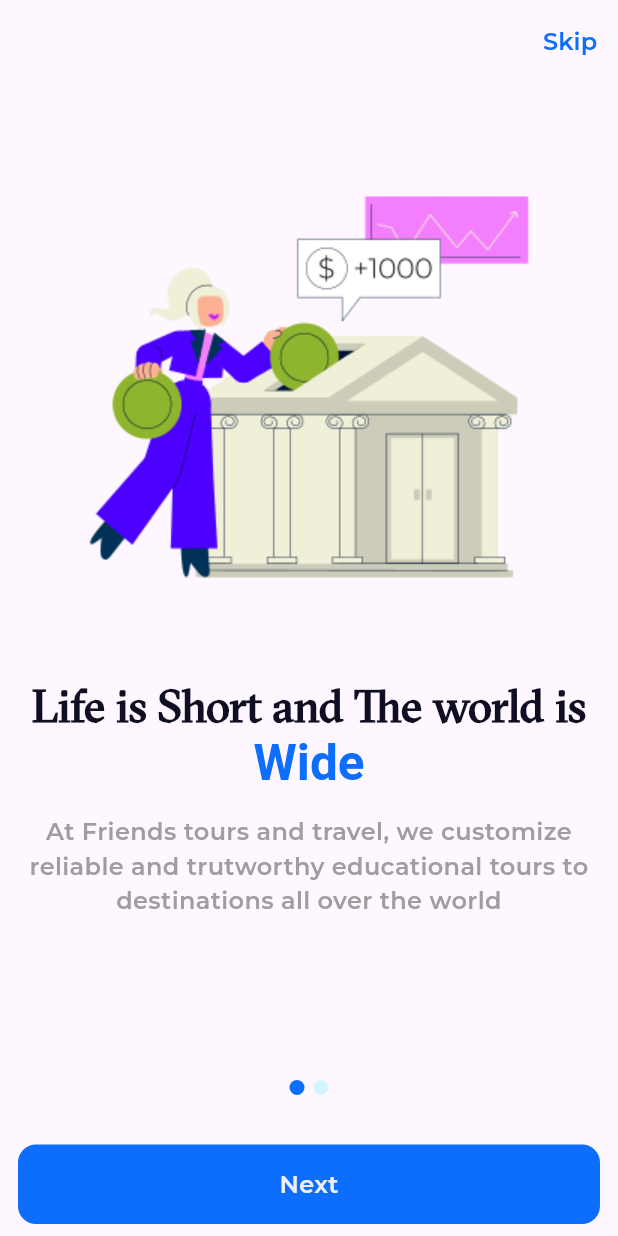
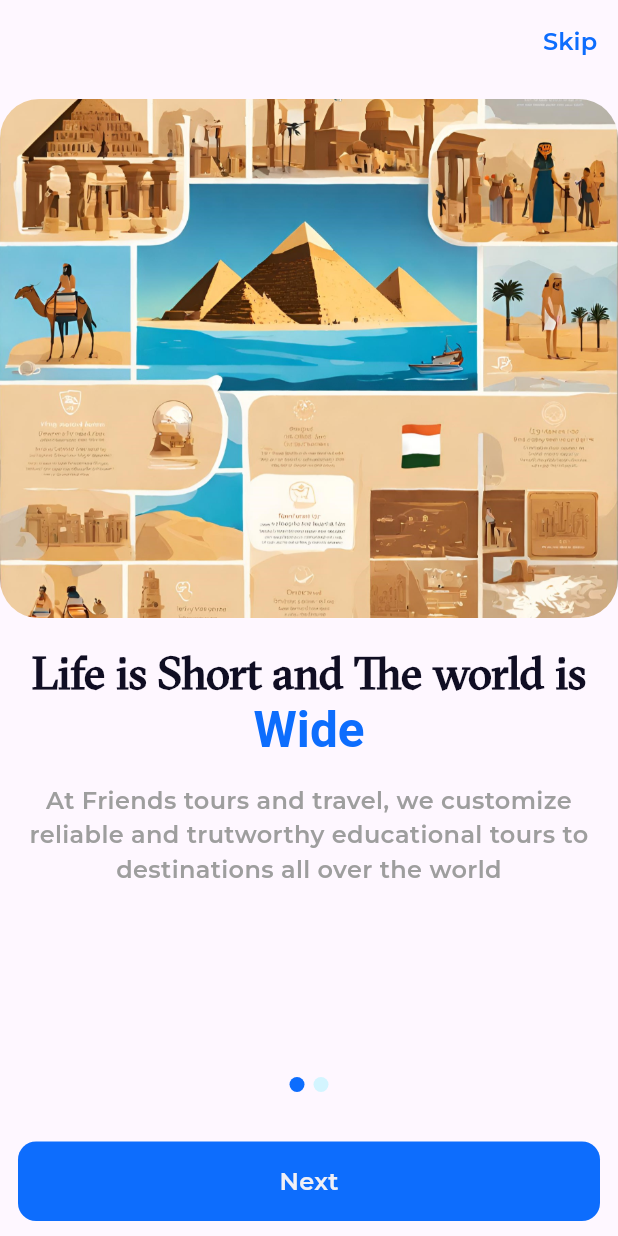
Before and after one commit to Omar-Ashraf-69/egy-explor, a Flutter app: the screen it shows after launch, on a phone screen of 412 x 824 dp. Run offline on Flutter 3.47's test engine with Material 3 defaults, Android fonts, the phone set to English and light mode, and no system bars; drawn by our look-alikes of card_swiper; our stand-ins replace cloud_firestore, dio, firebase_auth, firebase_core, firebase_storage, flutter_bloc and 5 more; accounts and stored records are empty.

Commit message:
Update onboarding images and styles
Add new onboarding images and update styles in onboarding view
widgets for a better user experience. Fix padding and image
display issues.

```diff
--- a/lib/core/utils/assets.dart
+++ b/lib/core/utils/assets.dart
@@ -2,4 +2,6 @@ class AssetsData {
   static const String logo = 'assets/images/logo.svg';
   static const String manPic = 'assets/images/man.png';
   static const String womanPic = 'assets/images/woman.png';
+  static const String onboarding1 = 'assets/images/onboarding1.jpg';
+  static const String onboarding2 = 'assets/images/onboarding2.jpg';
 }
--- a/lib/features/onboarding/presentation/views/widgets/on_boarding_view_body.dart
+++ b/lib/features/onboarding/presentation/views/widgets/on_boarding_view_body.dart
@@ -8,8 +8,7 @@ class OnBoardingViewBody extends StatelessWidget {
   Widget build(BuildContext context) {
     return const Padding(
       padding: EdgeInsets.symmetric(
-        horizontal: 12.0,
-        vertical: 8,
+        vertical: 10,
       ),
       child: SwiperWidget(),
     );
--- a/lib/features/onboarding/presentation/views/widgets/on_boarding_widget.dart
+++ b/lib/features/onboarding/presentation/views/widgets/on_boarding_widget.dart
@@ -18,11 +18,22 @@ class OnBoardingPageWidget extends StatelessWidget {
   Widget build(BuildContext context) {
     return Column(
       children: [
-        Image.asset(
+        ClipRRect(
+          borderRadius:
+              BorderRadius.circular(26), // Set your desired border radius
+          child: Image.asset(
             image,
             width: double.infinity,
+            height: MediaQuery.of(context).size.height * 0.42,
+            fit: BoxFit.cover,
           ),
-        RichText(
+        ),
+        const SizedBox(
+          height: 18,
+        ),
+        Padding(
+          padding: const EdgeInsets.symmetric(horizontal: 12.0),
+          child: RichText(
             textAlign: TextAlign.center,
             text: TextSpan(
               text: title,
@@ -40,11 +51,13 @@ class OnBoardingPageWidget extends StatelessWidget {
               ],
             ),
           ),
-
+        ),
         const SizedBox(
-          height: 15,
+          height: 16,
         ),
-        Text(
+        Padding(
+          padding: const EdgeInsets.symmetric(horizontal: 12.0),
+          child: Text(
             subTitle,
             style: Styles.textStyle16.copyWith(
               fontWeight: FontWeight.w600,
@@ -52,6 +65,7 @@ class OnBoardingPageWidget extends StatelessWidget {
             ),
             textAlign: TextAlign.center,
           ),
+        ),
       ],
     );
   }
--- a/lib/features/onboarding/presentation/views/widgets/swiper_widget.dart
+++ b/lib/features/onboarding/presentation/views/widgets/swiper_widget.dart
@@ -1,4 +1,5 @@
 import 'package:card_swiper/card_swiper.dart';
+import 'package:egy_exlpor/core/utils/assets.dart';
 import 'package:egy_exlpor/core/utils/colors.dart';
 import 'package:egy_exlpor/core/utils/custom_button_widget.dart';
 import 'package:egy_exlpor/core/utils/styles.dart';
@@ -23,14 +24,14 @@ class SwiperWidgetState extends State<SwiperWidget> {
       suffixText: 'Wide',
       subTitle:
           'At Friends tours and travel, we customize reliable and trutworthy educational tours to destinations all over the world',
-      image: 'assets/images/finance1.png',
+      image: AssetsData.onboarding1,
     ),
     OnBoardingPageWidget(
       title: "People don't take trips trips take ",
       suffixText: 'people',
       subTitle:
           'To get the best of your adventure you just need to leave and go where you like we are waiting for you',
-      image: 'assets/images/finance2.png',
+      image: AssetsData.onboarding2,
     ),
   ];
   @override
@@ -68,13 +69,13 @@ class SwiperWidgetState extends State<SwiperWidget> {
               ],
             ),
           ),
-
         ),
-
-          const SizedBox(
-            height: 20,
-          ),
-          CustomButtonWidget(
+        const SizedBox(
+          height: 20,
+        ),
+        Padding(
+          padding: const EdgeInsets.symmetric(horizontal: 12.0),
+          child: CustomButtonWidget(
             label: Text(
               SwiperWidgetState.isLastPage ? 'Get Started' : "Next",
               style: Styles.textStyle16.copyWith(
@@ -97,6 +98,7 @@ class SwiperWidgetState extends State<SwiperWidget> {
               }
             },
           ),
+        ),
       ],
     );
   }
```
Also changed, not shown: assets/images/finance1.png (deleted), assets/images/finance2.png (deleted), assets/images/finance3.png (deleted), assets/images/onboarding1.jpg (added), assets/images/onboarding2.jpg (added). Lines whose indentation alone changed are shown as unchanged.
